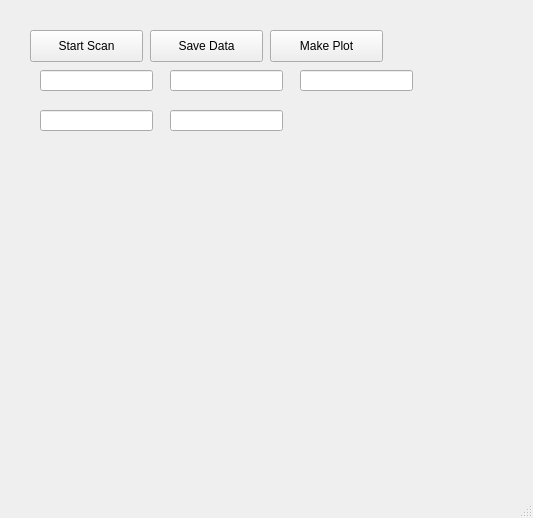
Old version of the form PFTL/view/scan_window.ui in the repository PFTL/NPL241202.
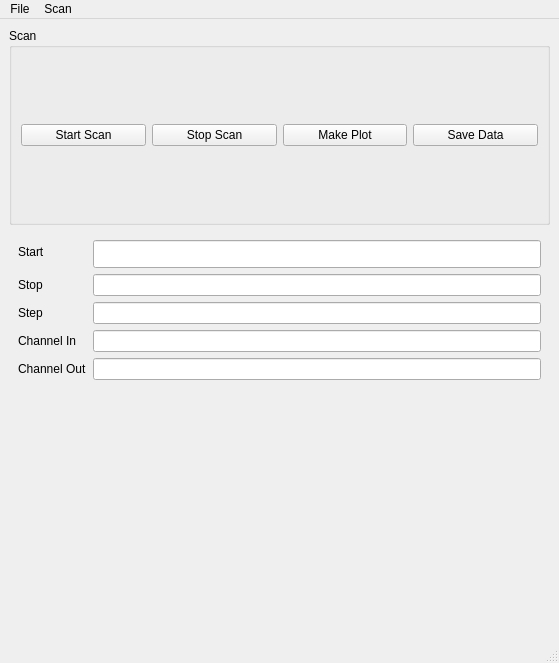
New version of the form. Custom widgets are drawn as their Qt base class.

The edit to the form file:
```diff
--- a/PFTL/view/scan_window.ui
+++ b/PFTL/view/scan_window.ui
@@ -6,123 +6,142 @@
    <rect>
     <x>0</x>
     <y>0</y>
-    <width>533</width>
-    <height>518</height>
+    <width>559</width>
+    <height>663</height>
    </rect>
   </property>
   <property name="windowTitle">
    <string>MainWindow</string>
   </property>
   <widget class="QWidget" name="centralwidget">
+   <layout class="QVBoxLayout" name="verticalLayout">
+    <item>
+     <widget class="QGroupBox" name="groupBox">
+      <property name="title">
+       <string>Scan</string>
+      </property>
+      <layout class="QHBoxLayout" name="horizontalLayout">
+       <item>
    <widget class="QPushButton" name="start_button">
-    <property name="geometry">
-     <rect>
-      <x>30</x>
-      <y>30</y>
-      <width>113</width>
-      <height>32</height>
-     </rect>
-    </property>
     <property name="text">
      <string>Start Scan</string>
     </property>
    </widget>
-   <widget class="QPushButton" name="save_button">
-    <property name="geometry">
-     <rect>
-      <x>150</x>
-      <y>30</y>
-      <width>113</width>
-      <height>32</height>
-     </rect>
-    </property>
+       </item>
+       <item>
+        <widget class="QPushButton" name="stop_button">
     <property name="text">
-     <string>Save Data</string>
-    </property>
-   </widget>
+          <string>Stop Scan</string>
+         </property>
+        </widget>
+       </item>
+       <item>
    <widget class="QPushButton" name="plot_button">
-    <property name="geometry">
-     <rect>
-      <x>270</x>
-      <y>30</y>
-      <width>113</width>
-      <height>32</height>
-     </rect>
-    </property>
     <property name="text">
      <string>Make Plot</string>
     </property>
    </widget>
+       </item>
+       <item>
+        <widget class="QPushButton" name="save_button">
+         <property name="text">
+          <string>Save Data</string>
+         </property>
+        </widget>
+       </item>
+      </layout>
+     </widget>
+    </item>
+    <item>
+     <widget class="QWidget" name="widget" native="true">
+      <layout class="QFormLayout" name="formLayout">
+       <item row="5" column="1">
+        <widget class="QLineEdit" name="channel_out_line"/>
+       </item>
+       <item row="5" column="0">
+        <widget class="QLabel" name="label">
+         <property name="text">
+          <string>Channel Out</string>
+         </property>
+        </widget>
+       </item>
+       <item row="1" column="1">
    <widget class="QLineEdit" name="start_line">
-    <property name="geometry">
-     <rect>
-      <x>40</x>
-      <y>70</y>
-      <width>113</width>
-      <height>21</height>
-     </rect>
-    </property>
-   </widget>
-   <widget class="QLineEdit" name="stop_line">
-    <property name="geometry">
-     <rect>
-      <x>170</x>
-      <y>70</y>
-      <width>113</width>
-      <height>21</height>
-     </rect>
-    </property>
-   </widget>
-   <widget class="QLineEdit" name="step_line">
-    <property name="geometry">
-     <rect>
-      <x>300</x>
-      <y>70</y>
-      <width>113</width>
-      <height>21</height>
-     </rect>
-    </property>
-   </widget>
-   <widget class="QLineEdit" name="channel_in_line">
-    <property name="geometry">
-     <rect>
-      <x>40</x>
-      <y>110</y>
-      <width>113</width>
-      <height>21</height>
-     </rect>
-    </property>
-   </widget>
-   <widget class="QLineEdit" name="channel_out_line">
-    <property name="geometry">
-     <rect>
-      <x>170</x>
-      <y>110</y>
-      <width>113</width>
-      <height>21</height>
-     </rect>
-    </property>
-   </widget>
-   <widget class="PlotWidget" name="plot_widget" native="true">
-    <property name="geometry">
-     <rect>
-      <x>50</x>
-      <y>160</y>
-      <width>451</width>
-      <height>281</height>
-     </rect>
-    </property>
-   </widget>
+         <property name="font">
+          <font>
+           <pointsize>13</pointsize>
+          </font>
+         </property>
+        </widget>
+       </item>
+       <item row="1" column="0">
+        <widget class="QLabel" name="label_5">
+         <property name="text">
+          <string>Start</string>
+         </property>
+        </widget>
+       </item>
+       <item row="2" column="0">
+        <widget class="QLabel" name="label_4">
+         <property name="text">
+          <string>Stop</string>
+         </property>
+        </widget>
+       </item>
+       <item row="2" column="1">
+        <widget class="QLineEdit" name="stop_line"/>
+       </item>
+       <item row="4" column="1">
+        <widget class="QLineEdit" name="channel_in_line"/>
+       </item>
+       <item row="3" column="1">
+        <widget class="QLineEdit" name="step_line"/>
+       </item>
+       <item row="3" column="0">
+        <widget class="QLabel" name="label_2">
+         <property name="text">
+          <string>Step</string>
+         </property>
+        </widget>
+       </item>
+       <item row="4" column="0">
+        <widget class="QLabel" name="label_3">
+         <property name="text">
+          <string>Channel In</string>
+         </property>
+        </widget>
+       </item>
+      </layout>
+     </widget>
+    </item>
+    <item>
+     <widget class="PlotWidget" name="plot_widget" native="true"/>
+    </item>
+   </layout>
   </widget>
   <widget class="QMenuBar" name="menubar">
    <property name="geometry">
     <rect>
      <x>0</x>
      <y>0</y>
-     <width>533</width>
+     <width>559</width>
      <height>24</height>
     </rect>
    </property>
+   <widget class="QMenu" name="menuFile">
+    <property name="title">
+     <string>File</string>
+    </property>
+    <addaction name="actionSave"/>
+   </widget>
+   <widget class="QMenu" name="menuScan">
+    <property name="title">
+     <string>Scan</string>
+    </property>
+    <addaction name="actionStart"/>
+   </widget>
+   <addaction name="menuFile"/>
+   <addaction name="menuScan"/>
   </widget>
   <widget class="QStatusBar" name="statusbar"/>
  </widget>
```
Left out of the diff: 10 changed lines with no effect on the pictures. Lines whose indentation alone changed are shown as unchanged.
